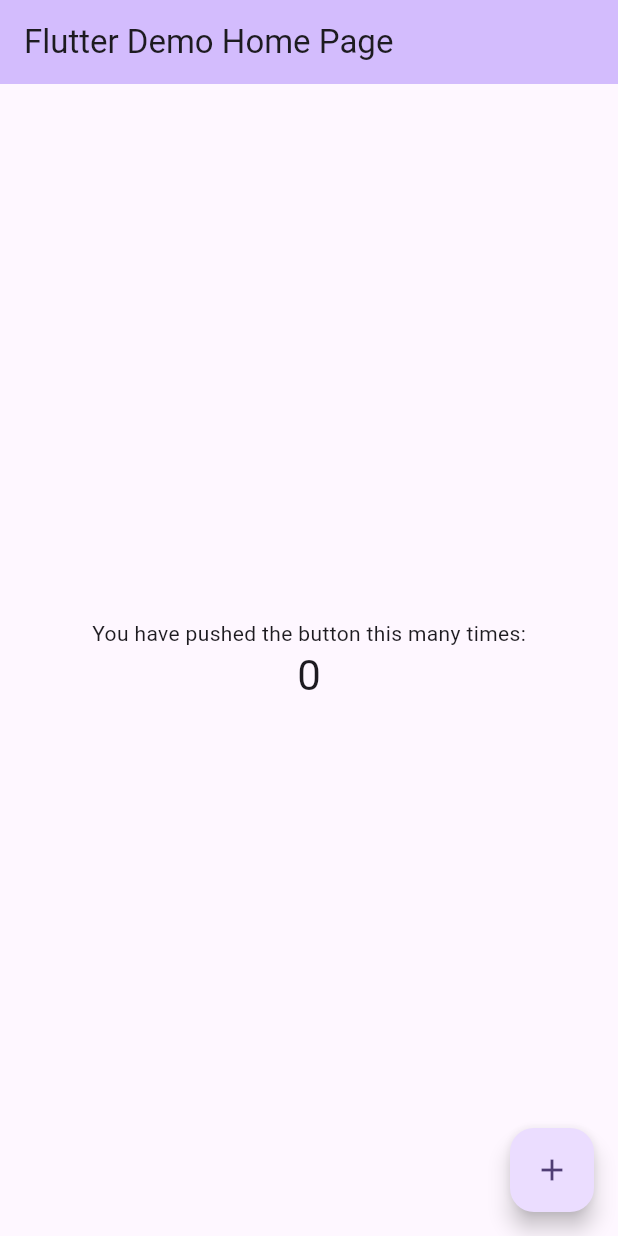
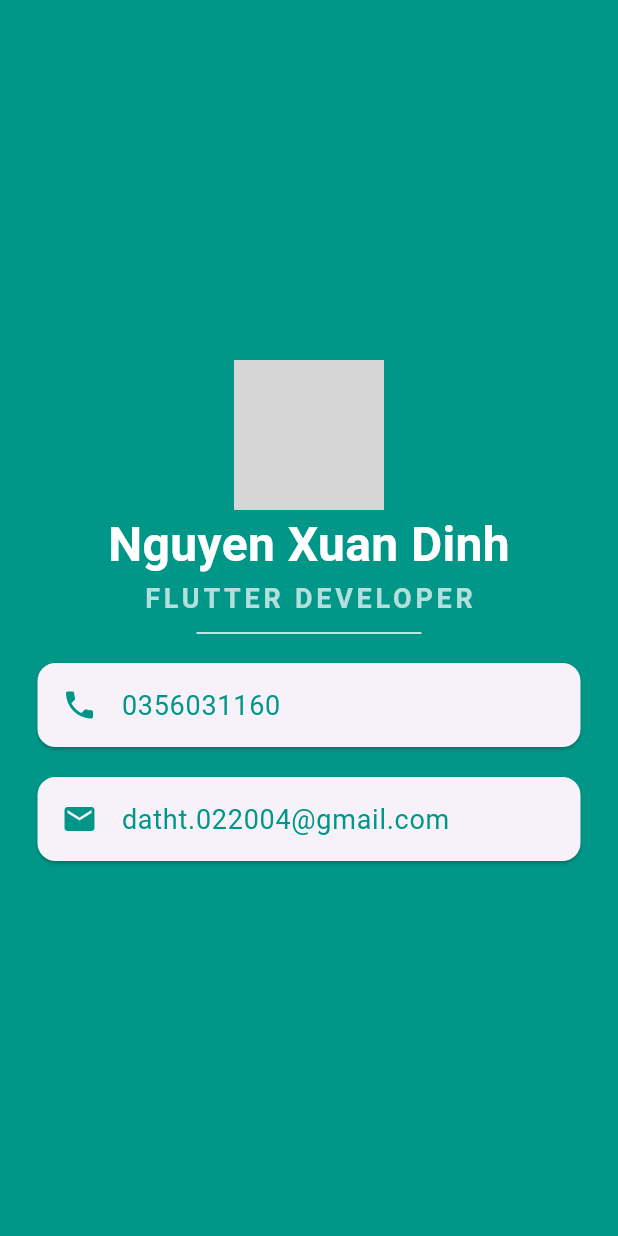
Before and after one commit to nxdinh94/ten_exercise, a Flutter app: the screen it shows after launch, on a phone screen of 412 x 824 dp. Run offline on Flutter 3.47's test engine with Material 3 defaults, Android fonts, the phone set to English and light mode, and no system bars; Roboto replaces fonts that are missing (Pacifico, Source Sans Pro); grey boxes are pictures that could not be loaded.

Commit message:
finish micard

```diff
--- a/micard/lib/main.dart
+++ b/micard/lib/main.dart
@@ -7,119 +7,76 @@ void main() {
 class MyApp extends StatelessWidget {
   const MyApp({super.key});
 
-  // This widget is the root of your application.
   @override
   Widget build(BuildContext context) {
-    return MaterialApp(
-      title: 'Flutter Demo',
-      theme: ThemeData(
-        // This is the theme of your application.
-        //
-        // TRY THIS: Try running your application with "flutter run". You'll see
-        // the application has a purple toolbar. Then, without quitting the app,
-        // try changing the seedColor in the colorScheme below to Colors.green
-        // and then invoke "hot reload" (save your changes or press the "hot
-        // reload" button in a Flutter-supported IDE, or press "r" if you used
-        // the command line to start the app).
-        //
-        // Notice that the counter didn't reset back to zero; the application
-        // state is not lost during the reload. To reset the state, use hot
-        // restart instead.
-        //
-        // This works for code too, not just values: Most code changes can be
-        // tested with just a hot reload.
-        colorScheme: ColorScheme.fromSeed(seedColor: Colors.deepPurple),
-        useMaterial3: true,
-      ),
-      home: const MyHomePage(title: 'Flutter Demo Home Page'),
-    );
+    return MaterialApp(debugShowCheckedModeBanner: false, home: const MiCard());
   }
 }
 
-class MyHomePage extends StatefulWidget {
-  const MyHomePage({super.key, required this.title});
-
-  // This widget is the home page of your application. It is stateful, meaning
-  // that it has a State object (defined below) that contains fields that affect
-  // how it looks.
-
-  // This class is the configuration for the state. It holds the values (in this
-  // case the title) provided by the parent (in this case the App widget) and
-  // used by the build method of the State. Fields in a Widget subclass are
-  // always marked "final".
-
-  final String title;
-
-  @override
-  State<MyHomePage> createState() => _MyHomePageState();
-}
-
-class _MyHomePageState extends State<MyHomePage> {
-  int _counter = 0;
-
-  void _incrementCounter() {
-    setState(() {
-      // This call to setState tells the Flutter framework that something has
-      // changed in this State, which causes it to rerun the build method below
-      // so that the display can reflect the updated values. If we changed
-      // _counter without calling setState(), then the build method would not be
-      // called again, and so nothing would appear to happen.
-      _counter++;
-    });
-  }
+class MiCard extends StatelessWidget {
+  const MiCard({super.key});
 
   @override
   Widget build(BuildContext context) {
-    // This method is rerun every time setState is called, for instance as done
-    // by the _incrementCounter method above.
-    //
-    // The Flutter framework has been optimized to make rerunning build methods
-    // fast, so that you can just rebuild anything that needs updating rather
-    // than having to individually change instances of widgets.
     return Scaffold(
-      appBar: AppBar(
-        // TRY THIS: Try changing the color here to a specific color (to
-        // Colors.amber, perhaps?) and trigger a hot reload to see the AppBar
-        // change color while the other colors stay the same.
-        backgroundColor: Theme.of(context).colorScheme.inversePrimary,
-        // Here we take the value from the MyHomePage object that was created by
-        // the App.build method, and use it to set our appbar title.
-        title: Text(widget.title),
-      ),
-      body: Center(
-        // Center is a layout widget. It takes a single child and positions it
-        // in the middle of the parent.
+      backgroundColor: Colors.teal,
+      body: SafeArea(
         child: Column(
-          // Column is also a layout widget. It takes a list of children and
-          // arranges them vertically. By default, it sizes itself to fit its
-          // children horizontally, and tries to be as tall as its parent.
-          //
-          // Column has various properties to control how it sizes itself and
-          // how it positions its children. Here we use mainAxisAlignment to
-          // center the children vertically; the main axis here is the vertical
-          // axis because Columns are vertical (the cross axis would be
-          // horizontal).
-          //
-          // TRY THIS: Invoke "debug painting" (choose the "Toggle Debug Paint"
-          // action in the IDE, or press "p" in the console), to see the
-          // wireframe for each widget.
           mainAxisAlignment: MainAxisAlignment.center,
-          children: <Widget>[
+          children: [
+            const CircleAvatar(
+              radius: 50,
+              backgroundImage: AssetImage(
+                'assets/prof.jpg',
+              ), // Đổi thành ảnh của bạn
+            ),
             const Text(
-              'You have pushed the button this many times:',
+              'Nguyen Xuan Dinh',
+              style: TextStyle(
+                fontFamily: 'Pacifico',
+                fontSize: 32,
+                color: Colors.white,
+                fontWeight: FontWeight.bold,
+              ),
             ),
-            Text(
-              '$_counter',
-              style: Theme.of(context).textTheme.headlineMedium,
+            const Text(
+              'FLUTTER DEVELOPER',
+              style: TextStyle(
+                fontFamily: 'Source Sans Pro',
+                fontSize: 18,
+                color: Colors.white70,
+                letterSpacing: 2.5,
+                fontWeight: FontWeight.bold,
+              ),
+            ),
+            const SizedBox(
+              height: 20,
+              width: 150,
+              child: Divider(color: Colors.white),
+            ),
+            Card(
+              margin: const EdgeInsets.symmetric(horizontal: 25, vertical: 10),
+              child: ListTile(
+                leading: const Icon(Icons.phone, color: Colors.teal),
+                title: const Text(
+                  '0356031160',
+                  style: TextStyle(fontSize: 18, color: Colors.teal),
+                ),
+              ),
+            ),
+            Card(
+              margin: const EdgeInsets.symmetric(horizontal: 25, vertical: 10),
+              child: ListTile(
+                leading: const Icon(Icons.email, color: Colors.teal),
+                title: const Text(
+                  'datht.022004@gmail.com',
+                  style: TextStyle(fontSize: 18, color: Colors.teal),
+                ),
+              ),
             ),
           ],
         ),
       ),
-      floatingActionButton: FloatingActionButton(
-        onPressed: _incrementCounter,
-        tooltip: 'Increment',
-        child: const Icon(Icons.add),
-      ), // This trailing comma makes auto-formatting nicer for build methods.
     );
   }
 }
```
